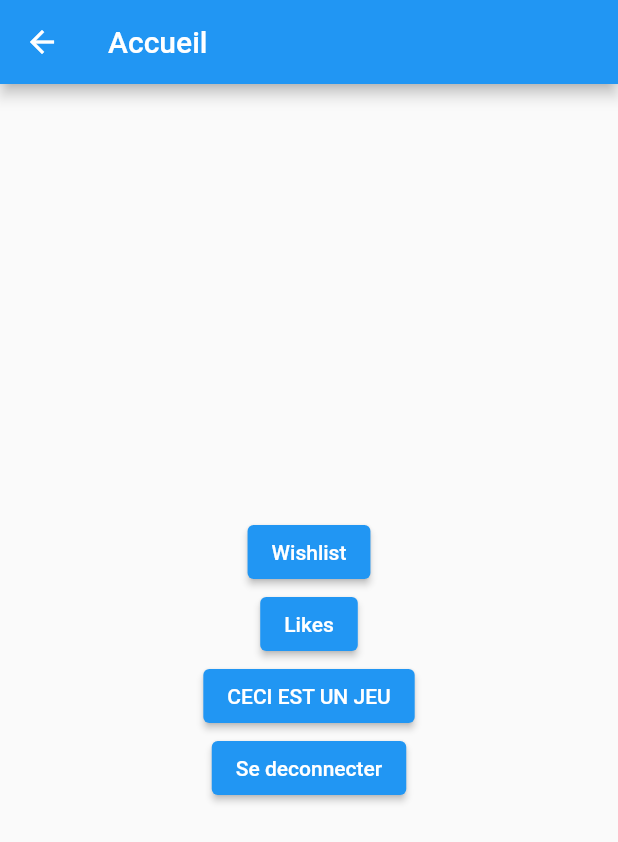
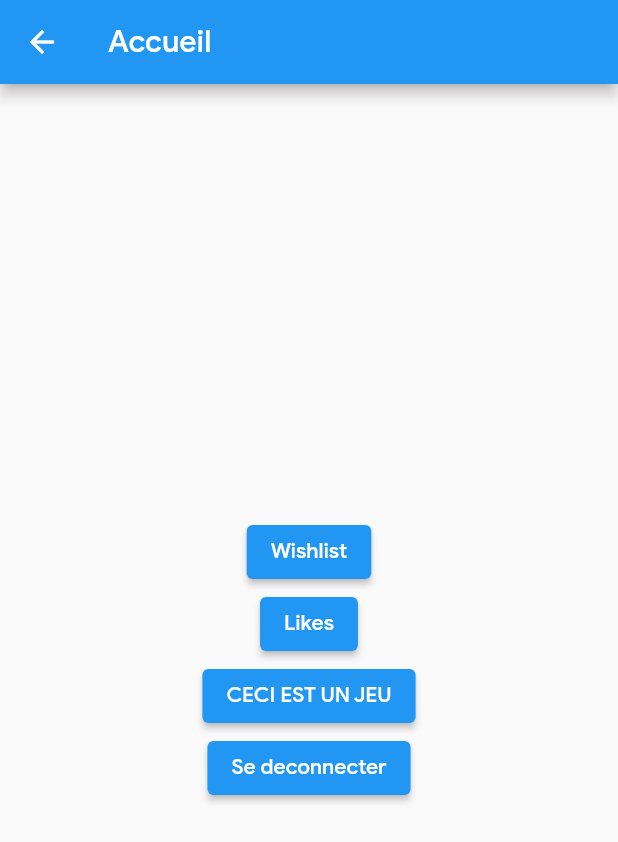
Before and after one commit to dydelu/steamappproject, a Flutter app: the screen it shows after launch, after a tap on "Connexion", on a phone screen of 412 x 824 dp. Shown: the top 842 px of the screen. Run offline on Flutter 3.47's test engine with Material 2 defaults, Android fonts, the phone set to English and light mode, and no system bars; our stand-ins replace flutter_svg.

Commit message:
Font Changes

```diff
--- a/lib/main.dart
+++ b/lib/main.dart
@@ -12,6 +12,7 @@ class MyApp extends StatelessWidget {
       debugShowCheckedModeBanner: false,
       theme: ThemeData(
         primarySwatch: Colors.blue,
+        fontFamily: 'GoogleSans',
       ),
       home: Home(),
     );
```
Also changed, not shown: pubspec.yaml (+21 -0 lines), assets/fonts/Proxima-Nova-Font.otf (renamed from assets/fonts/Proxima Nova Font.otf).
